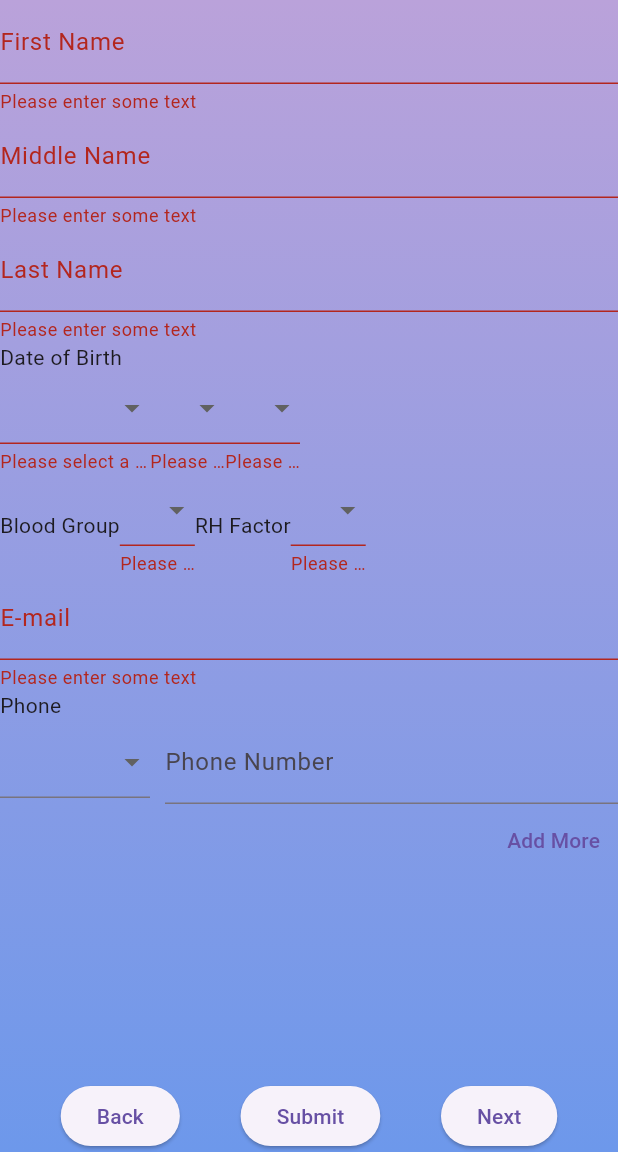
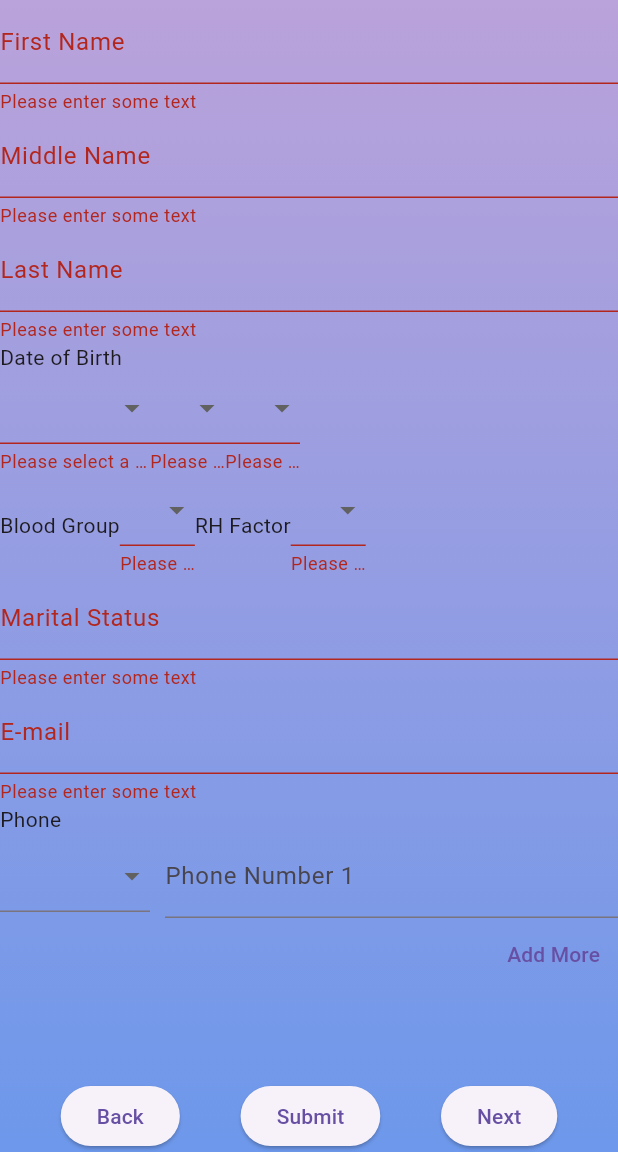
Before and after one commit to jorkd21/MediPal, a Flutter app: the PatientForm screen opened by its route, item 2 of the bottom bar chosen, after a tap on "Add More", on a phone screen of 412 x 824 dp, the part 84-1236 px from its top. Run offline on Flutter 3.47's test engine with Material 3 defaults, Android fonts, the phone set to English and light mode, and no system bars; our stand-ins replace cloud_firestore, firebase_analytics, firebase_auth, firebase_core, firebase_database; missing offline and left inert: firebase_ui_auth, firebase_ui_oauth_google; accounts and stored records are empty; generated files the repository leaves out were written again; statements that could not run were skipped.

Commit message:
added marital status

```diff
--- a/lib/forms/general_info.dart
+++ b/lib/forms/general_info.dart
@@ -2,11 +2,15 @@ import 'package:flutter/material.dart';
 import 'package:medipal/forms/input_template.dart';
 import 'package:medipal/objects/patient.dart';
 
-// Create a Form widget.
 class GeneralInfoForm extends StatefulWidget {
   final Patient patient;
   final GlobalKey<FormState> formKey;
-  const GeneralInfoForm({super.key, required this.patient, required this.formKey });
+
+  const GeneralInfoForm({
+    super.key,
+    required this.patient,
+    required this.formKey,
+  });
 
   @override
   GeneralInfoFormState createState() {
@@ -14,20 +18,8 @@ class GeneralInfoForm extends StatefulWidget {
   }
 }
 
-// Create a corresponding State class.
-// This class holds data related to the form.
 class GeneralInfoFormState extends State<GeneralInfoForm> {
-  // Create a global key that uniquely identifies the Form widget
-  // and allows validation of the form.
-  //
-  // Note: This is a GlobalKey<FormState>,
-  // not a GlobalKey<MyCustomFormState>.
-  //final _formKey = GlobalKey<FormState>();
-
-  // Patient instance to hold form data
-  //Patient _patient = Patient();
-
-  // Define lists for dropdown options
+  // List choices
   List<int> years =
       List.generate(100, (int index) => DateTime.now().year - 100 + index);
   List<int> months = List.generate(12, (int index) => index + 1);
@@ -36,12 +28,9 @@ class GeneralInfoFormState extends State<GeneralInfoForm> {
   List<String> rhFactors = ['+', '-'];
   List<String> phoneTypes = ['home', 'work', 'mobile'];
 
-  // database connection
-  //DatabaseReference ref = FirebaseDatabase.instance.ref('test/patient/geninfo');
-
+  // build
   @override
   Widget build(BuildContext context) {
-    // Build a Form widget using the widget.formKey created above.
     return ListView(
       children: [
         Form(
@@ -94,7 +83,7 @@ class GeneralInfoFormState extends State<GeneralInfoForm> {
                   return null;
                 },
               ),
-              const Text('Date of Birth'),
+              Text('Date of Birth'),
               Row(
                 children: [
                   // Dropdown for Year
@@ -104,8 +93,10 @@ class GeneralInfoFormState extends State<GeneralInfoForm> {
                       value: widget.patient.dob?.year,
                       onChanged: (int? value) {
                         setState(() {
-                          widget.patient.dob = DateTime(value ?? 0,
-                              widget.patient.dob?.month ?? 1, widget.patient.dob?.day ?? 1);
+                          widget.patient.dob = DateTime(
+                              value ?? 0,
+                              widget.patient.dob?.month ?? 1,
+                              widget.patient.dob?.day ?? 1);
                         });
                       },
                       items: years,
@@ -165,7 +156,7 @@ class GeneralInfoFormState extends State<GeneralInfoForm> {
               ),
               Row(
                 children: [
-                  const Text('Blood Group'),
+                  Text('Blood Group'),
                   SizedBox(
                     width: 50,
                     child: buildDropdownFormField<String>(
@@ -184,7 +175,7 @@ class GeneralInfoFormState extends State<GeneralInfoForm> {
                       items: bloodGroups,
                     ),
                   ),
-                  const Text('RH Factor'),
+                  Text('RH Factor'),
                   SizedBox(
                     width: 50,
                     child: buildDropdownFormField<String>(
@@ -206,6 +197,21 @@ class GeneralInfoFormState extends State<GeneralInfoForm> {
                 ],
               ),
               buildTextFormField(
+                labelText: 'Marital Status',
+                value: widget.patient.maritalStatus,
+                onChanged: (value) {
+                  setState(() {
+                    widget.patient.maritalStatus = value;
+                  });
+                },
+                validator: (value) {
+                  if (value == null || value.isEmpty) {
+                    return 'Please enter some text';
+                  }
+                  return null;
+                },
+              ),
+              buildTextFormField(
                 labelText: 'E-mail',
                 value: widget.patient.email,
                 onChanged: (value) {
@@ -220,14 +226,14 @@ class GeneralInfoFormState extends State<GeneralInfoForm> {
                   return null;
                 },
               ),
-              const Text('Phone'),
+              Text('Phone'),
               Column(
                 children: [
                   ...List.generate(widget.patient.phone?.length ?? 0, (index) {
                     PhoneData contact = widget.patient.phone![index];
                     return Row(
                       children: [
-                        Container(
+                        SizedBox(
                           width: 100,
                           child: buildDropdownFormField<String>(
                             value: contact.type,
@@ -245,10 +251,10 @@ class GeneralInfoFormState extends State<GeneralInfoForm> {
                             },
                           ),
                         ),
-                        const SizedBox(width: 10),
+                        SizedBox(width: 10),
                         Expanded(
                           child: buildTextFormField(
-                            labelText: 'Phone Number',
+                            labelText: 'Phone Number ${index+1}',
                             value: contact.phoneNumber?.toString(),
                             onChanged: (value) {
                               contact.phoneNumber = value;
@@ -266,14 +272,17 @@ class GeneralInfoFormState extends State<GeneralInfoForm> {
                       ],
                     );
                   }),
+
                   ///Add more button
                   Align(
-                      alignment: Alignment.topRight,
-                      child: TextButton(
-                          onPressed: () {
-                            addField(widget.patient.phone, PhoneData());
-                          },
-                          child: const Text("Add More"))),
+                    alignment: Alignment.topRight,
+                    child: TextButton(
+                      onPressed: () {
+                        addField(widget.patient.phone, PhoneData());
+                      },
+                      child: Text("Add More"),
+                    ),
+                  ),
                 ],
               ),
             ],
```
